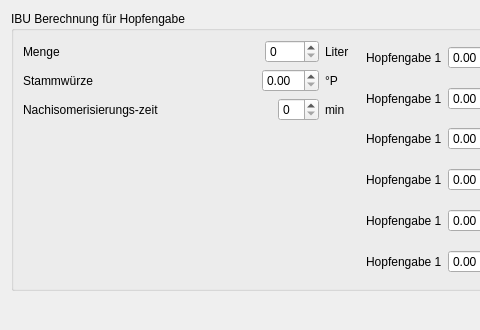
This is source/ui/ber_ibu.ui in Gremmel/kleiner-brauhelfer as Qt 5 draws it before an edit; both pictures show x 0 to 480 and y 0 to 330 of the 917 by 330 pixel window. The edited form follows.
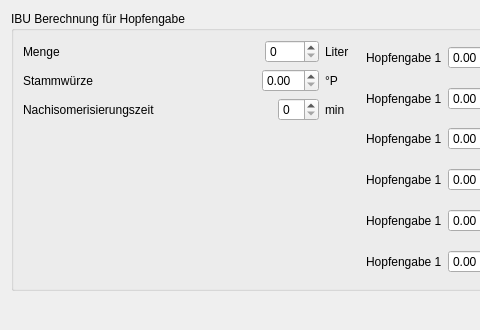
This is the edited form.

What changed in the file:
```diff
--- a/source/ui/ber_ibu.ui
+++ b/source/ui/ber_ibu.ui
@@ -115,7 +115,7 @@
           <item>
            <widget class="QLabel" name="label_36">
             <property name="text">
-             <string>Nachisomerisierungs-zeit</string>
+             <string>Nachisomerisierungszeit</string>
             </property>
            </widget>
           </item>
```
